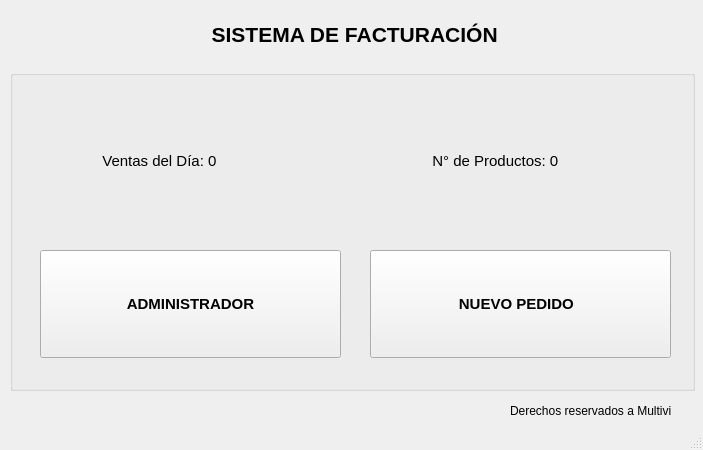
First picture: the form in ui/inicio.ui, repository nashvent/libreria, before the edit.
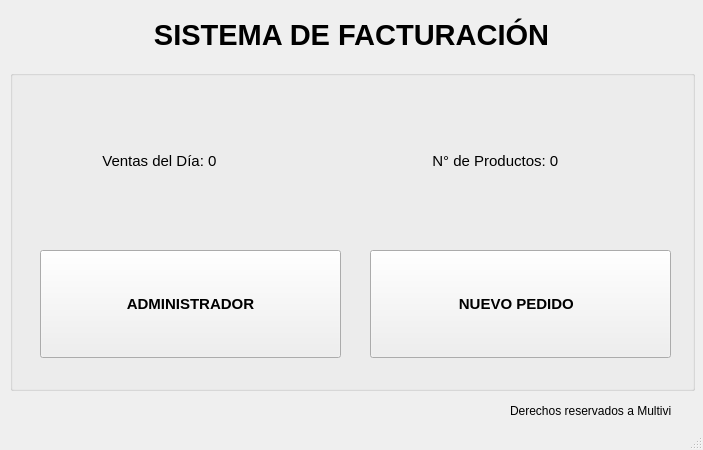
Second picture: the form after the edit. Icons and pictures are not drawn.

```diff
--- a/ui/inicio.ui
+++ b/ui/inicio.ui
@@ -213,13 +213,16 @@
     </property>
     <property name="font">
      <font>
-      <pointsize>16</pointsize>
+      <pointsize>22</pointsize>
       <weight>75</weight>
       <bold>true</bold>
      </font>
     </property>
     <property name="text">
-     <string>                                     SISTEMA DE FACTURACIÓN</string>
+     <string>SISTEMA DE FACTURACIÓN</string>
+    </property>
+    <property name="alignment">
+     <set>Qt::AlignCenter</set>
     </property>
    </widget>
    <widget class="QLabel" name="label">
```
